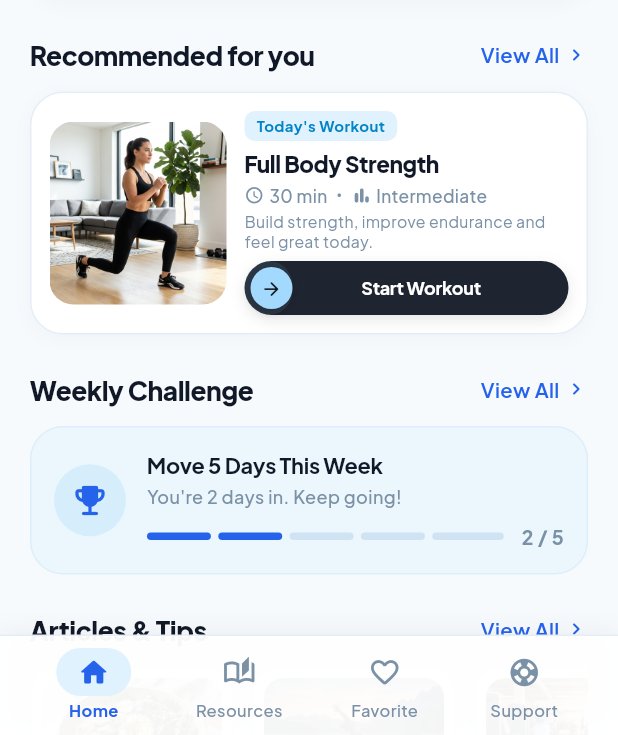
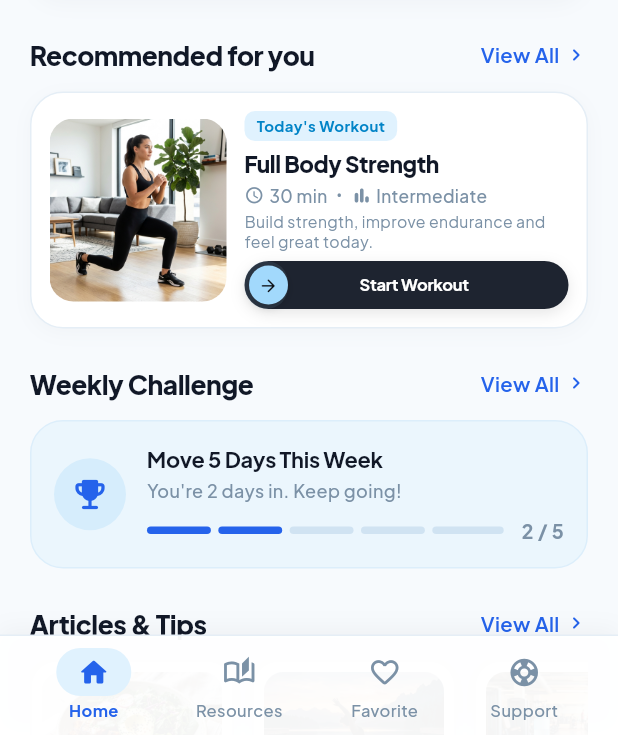
Before and after one commit to Rajkoli145/MoveWell, a Flutter app: the HomeScreen screen opened directly, on a phone screen of 412 x 824 dp, the part 501-1236 px from its top. Run offline on Flutter 3.47's test engine with Material 3 defaults, Android fonts, the phone set to English and light mode, and no system bars; our stand-ins replace google_fonts; Roboto replaces fonts that are missing (Arial).

Commit message:
style: reduce Start Workout slide button size to sleek compact proportion on recommended card

```diff
--- a/lib/palette.dart
+++ b/lib/palette.dart
@@ -218,9 +218,9 @@ class _SlideActionPillButtonState extends State<SlideActionPillButton>
   @override
   Widget build(BuildContext context) {
     final double btnH = widget.height;
-    final double padding = btnH < 44.0 ? 4.0 : 6.0;
+    final double padding = btnH <= 36.0 ? 3.0 : (btnH < 44.0 ? 4.0 : 6.0);
     final double knobSize = btnH - (padding * 2);
-    final double iconSize = (knobSize * 0.52).clamp(12.0, 22.0);
+    final double iconSize = (knobSize * 0.52).clamp(11.0, 22.0);
 
     return LayoutBuilder(
       builder: (context, constraints) {
@@ -279,7 +279,7 @@ class _SlideActionPillButtonState extends State<SlideActionPillButton>
                     child: Row(
                       mainAxisSize: MainAxisSize.min,
                       children: [
-                        SizedBox(width: knobSize * 0.7),
+                        SizedBox(width: knobSize * 0.4),
                         Text(
                           widget.label,
                           style: GoogleFonts.plusJakartaSans(
--- a/lib/screens/home_screen.dart
+++ b/lib/screens/home_screen.dart
@@ -1103,8 +1103,8 @@ class _HomeScreenState extends State<HomeScreen> {
 
                 // Start Workout Interactive SlideActionPillButton (Draggable & Hold-to-slide)
                 SlideActionPillButton(
-                  height: 36,
-                  fontSize: 12,
+                  height: 32,
+                  fontSize: 11,
                   label: 'Start Workout',
                   onTap: widget.onStartWorkout ?? _showWorkoutStartSheet,
                 ),
```
